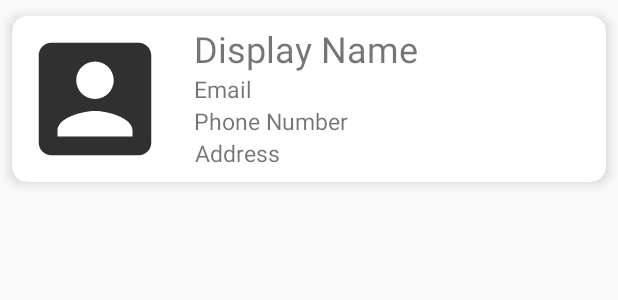
After one commit to bachtiarpanjaitan/depot-air, an Android app: the layout item_list_user.xml on its own in the app's theme, with its tools: preview values and no code run, on a phone screen of 412 x 824 dp. The commit adds this screen. Shown: the top 300 px of the screen. Run offline under Robolectric (Android 15) with nearby library versions, the phone set to English and light mode, and no system bars.

Commit message:
User List

```diff
--- a/app/src/main/java/com/bataxdev/waterdepot/MainActivity.java
+++ b/app/src/main/java/com/bataxdev/waterdepot/MainActivity.java
@@ -101,7 +101,7 @@ public class MainActivity extends AppCompatActivity {
                     navigationView.getMenu().findItem(R.id.nav_product).setVisible(false);
                     navigationView.getMenu().findItem(R.id.nav_order_list).setVisible(false);
                     navigationView.getMenu().findItem(R.id.nav_report).setVisible(false);
-//                    navigationView.getMenu().findItem(R.id.nav_profile).setVisible(false);
+                    navigationView.getMenu().findItem(R.id.nav_user).setVisible(false);
                 }else{
                     navigationView.getMenu().findItem(R.id.nav_order).setVisible(false);
                     navigationView.getMenu().findItem(R.id.nav_profile).setVisible(false);
--- a/app/src/main/java/com/bataxdev/waterdepot/adapter/OrderAdapter.java
+++ b/app/src/main/java/com/bataxdev/waterdepot/adapter/OrderAdapter.java
@@ -51,7 +51,6 @@ public class OrderAdapter  extends RecyclerView.Adapter<OrderAdapter.ViewHolder>
 
     @Override
     public void onBindViewHolder(@NonNull @NotNull ViewHolder holder, final int position) {
-
         int order_value = orders.get(position).getOrder_value();
         String product_id = orders.get(position).getProduct_id();
         FirebaseDatabase.getInstance().getReference("products").child(product_id).addValueEventListener(new ValueEventListener() {
--- /dev/null
+++ b/app/src/main/res/layout/item_list_user.xml
@@ -0,0 +1,70 @@
+<?xml version="1.0" encoding="utf-8"?>
+<LinearLayout
+       xmlns:android="http://schemas.android.com/apk/res/android"
+       xmlns:app="http://schemas.android.com/apk/res-auto"
+       xmlns:tools="http://schemas.android.com/tools"
+       android:layout_width="match_parent"
+       android:layout_height="wrap_content">
+
+    <androidx.cardview.widget.CardView
+            android:layout_height="wrap_content"
+            android:layout_width="match_parent"
+            app:cardElevation="5dp"
+            app:cardUseCompatPadding="true"
+            app:cardCornerRadius="10dp"
+            android:background="@android:color/white"
+            android:id="@+id/user_list">
+    <RelativeLayout android:layout_width="match_parent"
+                    android:padding="5dp"
+                    android:layout_height="wrap_content">
+        <ImageView
+                android:layout_width="100dp"
+                android:layout_height="100dp"
+                android:id="@+id/user_image"
+                android:layout_alignParentLeft="true"
+                android:src="@drawable/ic_account_box"
+                android:layout_alignParentTop="true"
+                android:layout_marginRight="16dp"/>
+        <TextView
+                android:layout_width="wrap_content"
+                android:layout_height="wrap_content"
+                android:id="@+id/display_name"
+                android:text="Display Name"
+                android:layout_toRightOf="@id/user_image"
+                android:layout_alignParentTop="true"
+                android:textSize="24sp"/>
+        <TextView
+                android:layout_width="wrap_content"
+                android:layout_height="wrap_content"
+                android:id="@+id/email"
+                android:text="Email"
+                android:textFontWeight="200"
+                android:layout_toRightOf="@id/user_image"
+                android:layout_below="@+id/display_name"
+                android:textSize="15sp"/>
+        <TextView
+                android:layout_width="wrap_content"
+                android:layout_height="wrap_content"
+                android:id="@+id/phone_number"
+                android:text="Phone Number"
+                android:textFontWeight="200"
+                android:paddingRight="50dp"
+                android:textSize="15sp"
+                android:layout_toRightOf="@id/user_image"
+                android:layout_below="@+id/email"
+                android:textAlignment="textEnd"/>
+        <TextView
+                android:layout_width="wrap_content"
+                android:layout_height="wrap_content"
+                android:id="@+id/address"
+                android:text="Address"
+                android:textFontWeight="200"
+                android:paddingRight="50dp"
+                android:textSize="15sp"
+                android:layout_toRightOf="@id/user_image"
+                android:layout_below="@+id/phone_number"
+                android:textAlignment="textEnd"/>
+    </RelativeLayout>
+</androidx.cardview.widget.CardView>
+
+</LinearLayout>
--- a/app/src/main/res/menu/activity_main_drawer.xml
+++ b/app/src/main/res/menu/activity_main_drawer.xml
@@ -30,6 +30,12 @@
                 android:id="@+id/nav_report"
                 android:icon="@drawable/ic_report"
                 android:title="@string/report"/>
+
+        <item
+                android:id="@+id/nav_user"
+                android:icon="@drawable/ic_account_box"
+                android:title="@string/user"/>
+
         <item
                 android:id="@+id/nav_setting"
                 android:icon="@drawable/ic_settings"
--- a/app/src/main/res/navigation/mobile_navigation.xml
+++ b/app/src/main/res/navigation/mobile_navigation.xml
@@ -41,6 +41,11 @@
             android:label="@string/report"/>
 
     <fragment
+            android:id="@+id/nav_user"
+            android:name="com.bataxdev.waterdepot.ui.user.UserFragment"
+            android:label="@string/user"/>
+
+    <fragment
             android:id="@+id/nav_setting"
             android:name="com.bataxdev.waterdepot.ui.setting.SettingsFragment"
             android:label="@string/menu_setting"/>
--- a/app/src/main/res/values/strings.xml
+++ b/app/src/main/res/values/strings.xml
@@ -53,4 +53,5 @@
     <string name="add_product">Tambah Produk</string>
     <string name="order_list">Daftar Pesanan</string>
     <string name="report">Laporan</string>
+    <string name="user">Pengguna</string>
 </resources>
```
Also changed, not shown: app/src/main/java/com/bataxdev/waterdepot/adapter/UserAdapter.java (added, +80 -0 lines), app/src/main/java/com/bataxdev/waterdepot/data/model/UserModel.java (+20 -10 lines), app/src/main/java/com/bataxdev/waterdepot/ui/LoginActivity.java (+18 -5 lines), app/src/main/java/com/bataxdev/waterdepot/ui/profile/ProfileFragment.java (+22 -7 lines), app/src/main/java/com/bataxdev/waterdepot/ui/user/UserFragment.java (added, +89 -0 lines), app/src/main/java/com/bataxdev/waterdepot/ui/user/UserViewModel.java (added, +7 -0 lines), app/src/main/res/layout/user_fragment.xml (added, +26 -0 lines).
